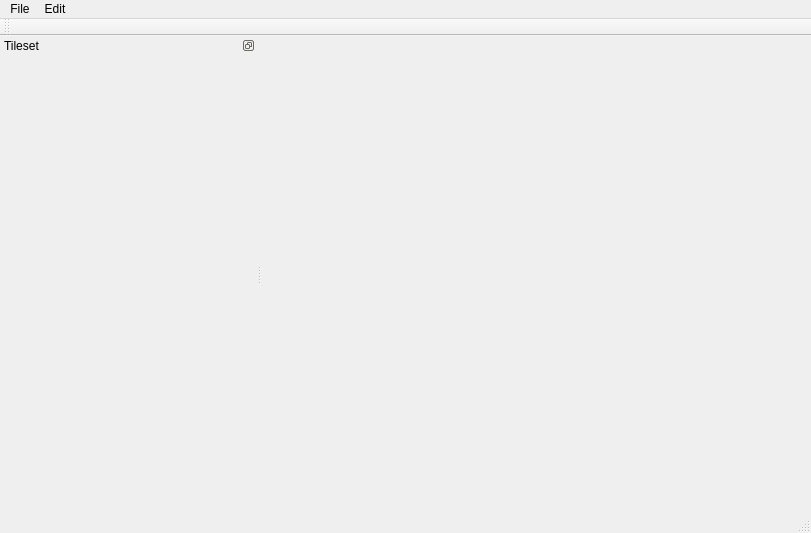
This is Toolkit/mainwindow.ui in LeonBlade/Blade-Brothers-Engine as Qt 5 draws it before an edit. The edited form follows.
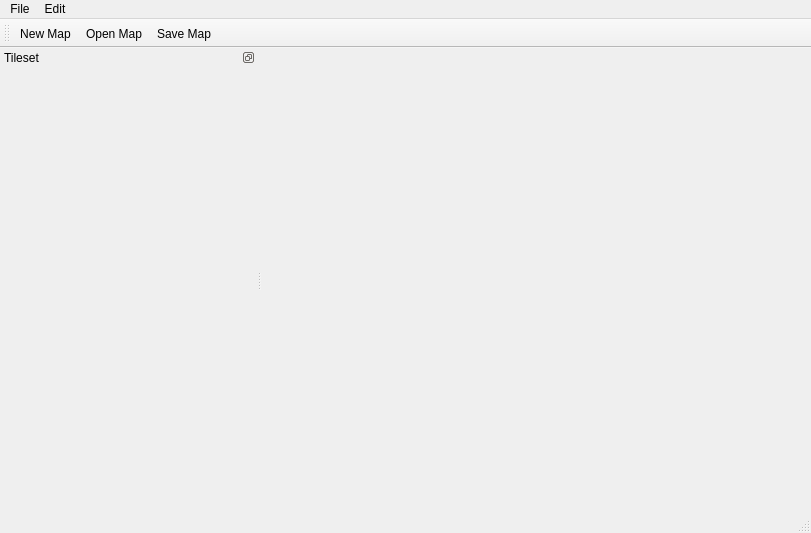
This is the edited form. Icons and pictures are not drawn.

Commit message: Adding open/save functionality into Toolkit!  (Open crashes)

Diff of the .ui file:
```diff
--- a/Toolkit/mainwindow.ui
+++ b/Toolkit/mainwindow.ui
@@ -85,6 +85,9 @@
    <attribute name="toolBarBreak">
     <bool>false</bool>
    </attribute>
+   <addaction name="actionNew_Map"/>
+   <addaction name="actionOpen_Map"/>
+   <addaction name="actionSave_Map"/>
   </widget>
   <widget class="QStatusBar" name="statusBar"/>
   <widget class="QDockWidget" name="dockWidget">
```
Left out of the diff: 29 changed lines with no effect on the pictures. The commit also changes 18 other files.
